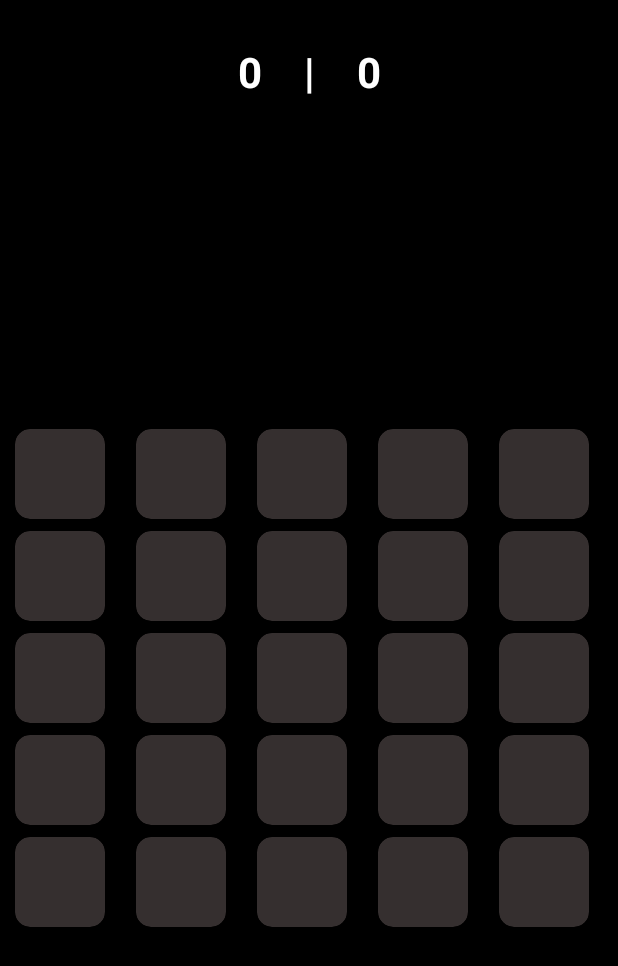
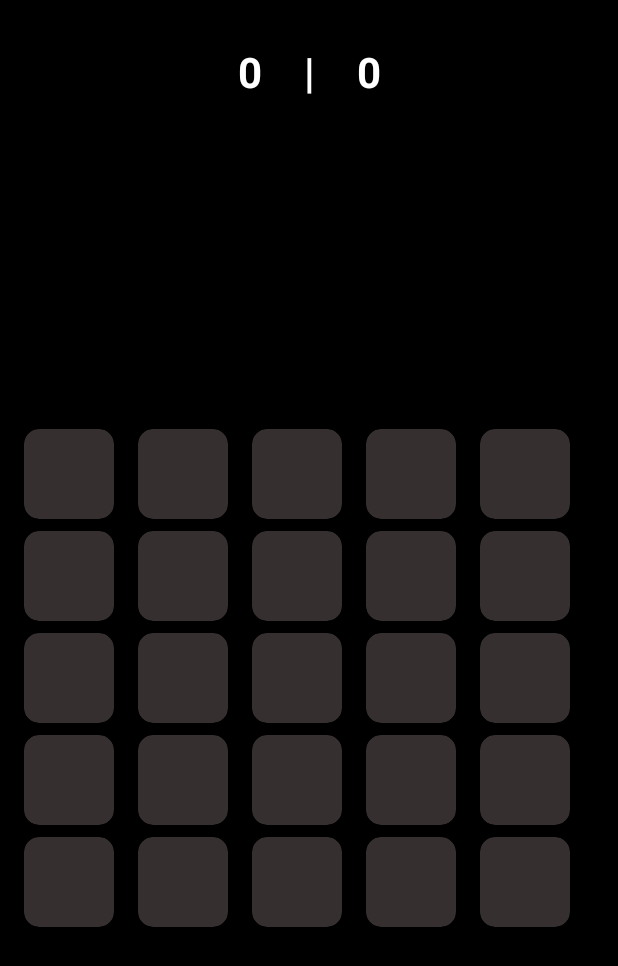
Before and after one commit to soumya-225/ChainR, an Android app: the MainActivity screen opened directly, with no data from a screen before it, on a phone screen of 412 x 824 dp. Shown: the top 966 px of the screen. Run offline under Robolectric (Android 15) with nearby library versions, the phone set to English and light mode, and no system bars.

Commit message:
Launcher Changes

```diff
--- a/app/src/main/res/layout/activity_main.xml
+++ b/app/src/main/res/layout/activity_main.xml
@@ -118,7 +118,7 @@
         android:horizontalSpacing="2dp"
         android:numColumns="5"
         android:verticalSpacing="8dp"
-        android:paddingStart="10dp"
+        android:padding="16dp"
         android:layout_gravity="center_vertical"
         tools:listitem="@layout/grid_item" />
 
```
